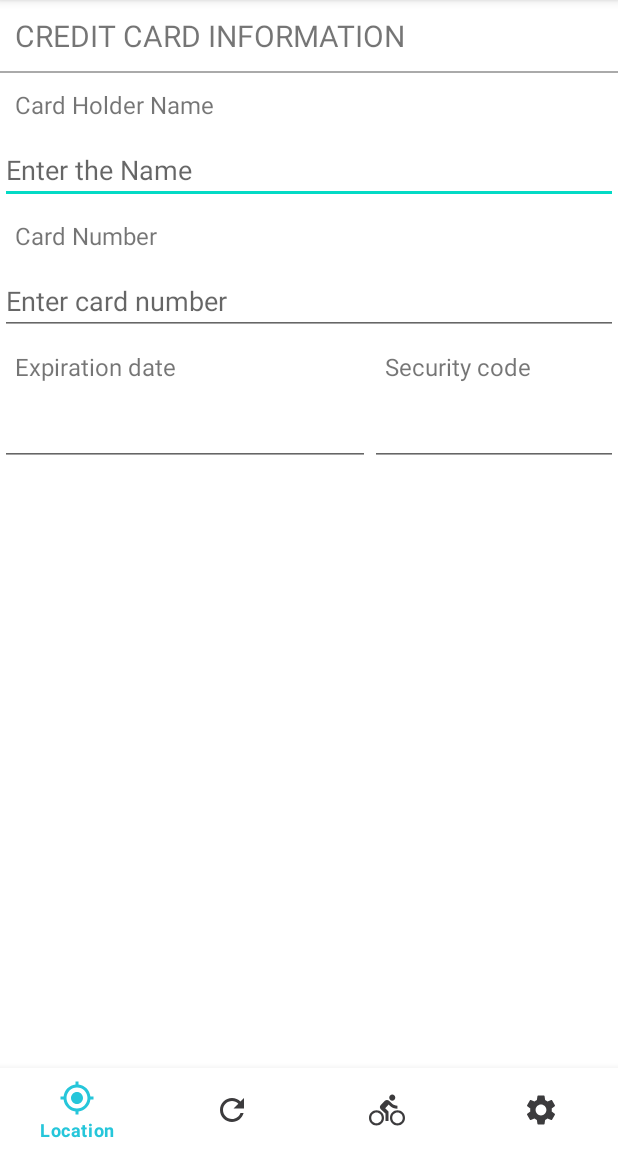
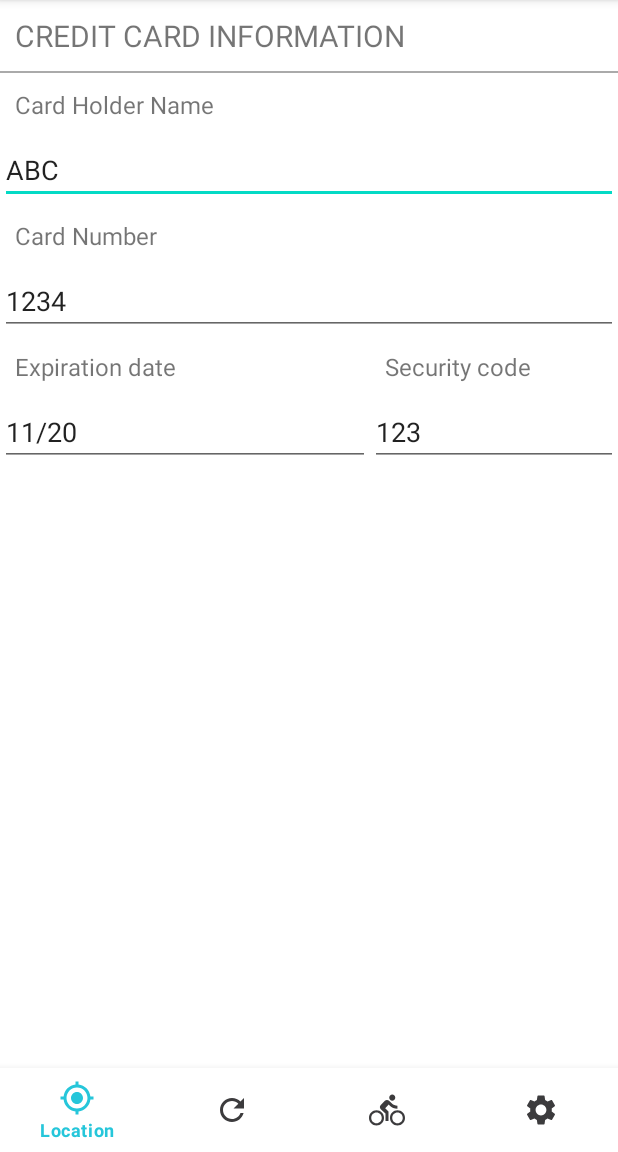
Before and after one commit to engrab/Sayakil, an Android app: the screen it shows after launch once a user with an empty profile is signed in (MainActivity), in the side drawer, after a tap on "Payment Information", on a phone screen of 412 x 824 dp, the part 84-1236 px from its top. Run offline under Robolectric (Android 15) with nearby library versions, the phone set to English and light mode, and no system bars; our stand-ins replace Firebase (no records; nobody signed in at launch, a user with empty details on screens opened directly); libraries missing offline, so code that uses them is left out: com.firebase.ui.

Commit message:
fragment membership work

```diff
--- a/app/src/main/java/com/oman/sayakil/pref/SharedPreferencesManager.java
+++ b/app/src/main/java/com/oman/sayakil/pref/SharedPreferencesManager.java
@@ -20,6 +20,10 @@ public class SharedPreferencesManager {
     private static final String ZIPCODE_KEY = "zipcode";
     private static final String PROVINCCE_KEY = "province";
     private static final String GENDER_KEY = "gender";
+    private static final String CREDIT_CARD_KEY = "card";
+    private static final String EXPIRY_DATE_KEY = "expiry";
+    private static final String SECURITY_CODE_KEY = "scode";
+    private static final String CARD_HOLDER_NAME_KEY = "cardHolder";
 
 
     private SharedPreferences sharedPrefs;
@@ -158,4 +162,45 @@ public class SharedPreferencesManager {
     public int getGender() {
         return sharedPrefs.getInt(GENDER_KEY, 1);
     }
+
+
+    public void setCreditCard(String number) {
+        SharedPreferences.Editor editor = sharedPrefs.edit();
+        editor.putString(CREDIT_CARD_KEY, number);
+        editor.apply();
+    }
+
+    public String getCreditCard() {
+        return sharedPrefs.getString(CREDIT_CARD_KEY, "1234");
+    }
+
+    public void setExpiryDate(String expiryDate) {
+        SharedPreferences.Editor editor = sharedPrefs.edit();
+        editor.putString(EXPIRY_DATE_KEY, expiryDate);
+        editor.apply();
+    }
+
+    public String getExpiryDate() {
+        return sharedPrefs.getString(PROVINCCE_KEY, "11/20");
+    }
+
+    public void setSecurityCode(String securityCode) {
+        SharedPreferences.Editor editor = sharedPrefs.edit();
+        editor.putString(SECURITY_CODE_KEY, securityCode);
+        editor.apply();
+    }
+
+    public String getSecurityCode() {
+        return sharedPrefs.getString(SECURITY_CODE_KEY, "123");
+    }
+
+    public void setCardHolderName(String cardHolderName) {
+        SharedPreferences.Editor editor = sharedPrefs.edit();
+        editor.putString(CARD_HOLDER_NAME_KEY, cardHolderName);
+        editor.apply();
+    }
+
+    public String getCardHolderName() {
+        return sharedPrefs.getString(CARD_HOLDER_NAME_KEY, "ABC");
+    }
 }
--- a/app/src/main/java/com/oman/sayakil/ui/activities/MainActivity.java
+++ b/app/src/main/java/com/oman/sayakil/ui/activities/MainActivity.java
@@ -2,6 +2,7 @@ package com.oman.sayakil.ui.activities;
 
 import android.content.Intent;
 import android.os.Bundle;
+import android.view.Menu;
 import android.view.MenuItem;
 import android.view.View;
 import android.widget.Toast;
@@ -24,6 +25,7 @@ import com.oman.sayakil.ui.drawer_fragments.RentTimerFragment;
 import com.oman.sayakil.ui.drawer_fragments.SettingsFragmentPref;
 import com.oman.sayakil.ui.drawer_fragments.StatisticsFragment;
 import com.oman.sayakil.ui.drawer_fragments.TripsFragment;
+import com.oman.sayakil.ui.fragments.MemberShipFragment;
 
 import androidx.annotation.NonNull;
 import androidx.appcompat.app.ActionBarDrawerToggle;
@@ -64,11 +66,14 @@ public class MainActivity extends AppCompatActivity implements NavigationView.On
     }
 
 
+
+
     @Override
     public boolean onOptionsItemSelected(@NonNull MenuItem item) {
         if (mToggle.onOptionsItemSelected(item)) {
             return true;
         }
+
         return true;
     }
 
@@ -94,6 +99,13 @@ public class MainActivity extends AppCompatActivity implements NavigationView.On
 
                 getSupportFragmentManager().beginTransaction()
                         .replace(R.id.nav_host_fragment, new PaymentInformationFragment())
+                        .commit();
+                break;
+
+            case R.id.nav_member_ship:
+
+                getSupportFragmentManager().beginTransaction()
+                        .replace(R.id.nav_host_fragment, new MemberShipFragment())
                         .commit();
                 break;
 
--- a/app/src/main/java/com/oman/sayakil/ui/activities/ProfileActivity.java
+++ b/app/src/main/java/com/oman/sayakil/ui/activities/ProfileActivity.java
@@ -86,6 +86,7 @@ public class ProfileActivity extends AppCompatActivity {
     public boolean onOptionsItemSelected(@NonNull MenuItem item) {
         if (item.getItemId()==R.id.menu_save){
             setPref();
+            getPref();
             Toast.makeText(this, "Save Information Successfully", Toast.LENGTH_SHORT).show();
         }
         return super.onOptionsItemSelected(item);
@@ -119,6 +120,6 @@ public class ProfileActivity extends AppCompatActivity {
         binding.etLine2.setText(SharedPreferencesManager.getInstance(this).getL2());
         binding.etZip.setText(SharedPreferencesManager.getInstance(this).getZipcode());
         binding.etProvince.setText(SharedPreferencesManager.getInstance(this).getProvince());
-        binding.spGender.setSelection(SharedPreferencesManager.getInstance(this).getGender());
+//        binding.spGender.setSelection(SharedPreferencesManager.getInstance(this).getGender());
         }
 }
--- a/app/src/main/java/com/oman/sayakil/ui/drawer_fragments/PaymentInformationFragment.java
+++ b/app/src/main/java/com/oman/sayakil/ui/drawer_fragments/PaymentInformationFragment.java
@@ -15,6 +15,7 @@ import android.widget.Toast;
 
 import com.oman.sayakil.R;
 import com.oman.sayakil.databinding.FragmentPaymentInformationBinding;
+import com.oman.sayakil.pref.SharedPreferencesManager;
 
 /**
  * A simple {@link Fragment} subclass.
@@ -71,23 +72,40 @@ public class PaymentInformationFragment extends Fragment {
         // Inflate the layout for this fragment
         binding = FragmentPaymentInformationBinding.inflate(getLayoutInflater(), container, false);
         View view = binding.getRoot();
+        readInfo();
         return view;
     }
 
     @Override
     public void onCreateOptionsMenu(@NonNull Menu menu, @NonNull MenuInflater inflater) {
+
         inflater.inflate(R.menu.main_menu, menu);
         super.onCreateOptionsMenu(menu, inflater);
     }
-
-
 
     @Override
     public boolean onOptionsItemSelected(@NonNull MenuItem item) {
         if (item.getItemId() == R.id.menu_save){
             Toast.makeText(getContext(), "Save Information", Toast.LENGTH_SHORT).show();
+            writInfo();
         }
-        return super.onOptionsItemSelected(item);
+        return true;
+    }
+
+    private void writInfo() {
+        SharedPreferencesManager.getInstance(getContext()).setCardHolderName(binding.etCardHolderName.getText().toString());
+        SharedPreferencesManager.getInstance(getContext()).setFirstName(binding.etCardHolderName.getText().toString());
+        SharedPreferencesManager.getInstance(getContext()).setCreditCard(binding.etCardNumber.getText().toString());
+        SharedPreferencesManager.getInstance(getContext()).setSecurityCode(binding.etSecurityCode.getText().toString());
+        SharedPreferencesManager.getInstance(getContext()).setExpiryDate(binding.etExpiryDate.getText().toString());
+    }
+
+    private void readInfo(){
+        binding.etCardHolderName.setText(SharedPreferencesManager.getInstance(getContext()).getCardHolderName());
+        binding.etCardNumber.setText(SharedPreferencesManager.getInstance(getContext()).getCreditCard());
+        binding.etExpiryDate.setText(SharedPreferencesManager.getInstance(getContext()).getExpiryDate());
+        binding.etSecurityCode.setText(SharedPreferencesManager.getInstance(getContext()).getSecurityCode());
+
     }
 
     @Override
--- /dev/null
+++ b/app/src/main/res/drawable/ic_membership.xml
@@ -0,0 +1,9 @@
+<vector xmlns:android="http://schemas.android.com/apk/res/android"
+    android:width="24dp"
+    android:height="24dp"
+    android:viewportWidth="426.667"
+    android:viewportHeight="426.667">
+    <path
+        android:fillColor="#FFFFFF"
+        android:pathData="M384,0H42.667C19.093,0 0,19.093 0,42.667v234.667C0,300.907 19.093,320 42.667,320H128v106.667L213.333,384l85.333,42.667V320H384c23.573,0 42.667,-19.093 42.667,-42.667V42.667C426.667,19.093 407.573,0 384,0zM384,277.333H42.667v-42.667H384V277.333zM384,170.667H42.667v-128H384V170.667z" />
+</vector>
--- a/app/src/main/res/layout/fragment_payment_information.xml
+++ b/app/src/main/res/layout/fragment_payment_information.xml
@@ -16,7 +16,7 @@
     <View
         android:layout_width="match_parent"
         android:layout_height="1dp"
-        android:background="@android:color/darker_gray"/>
+        android:background="@android:color/darker_gray" />
 
     <TextView
         android:layout_width="match_parent"
@@ -26,10 +26,10 @@
         android:textSize="16sp" />
 
     <EditText
+        android:id="@+id/et_card_holder_name"
         android:layout_width="match_parent"
         android:layout_height="wrap_content"
-        android:hint="Enter the Name"
-        android:id="@+id/et_card_holder_name"/>
+        android:hint="Enter the Name" />
 
     <TextView
         android:layout_width="match_parent"
@@ -39,11 +39,11 @@
         android:textSize="16sp" />
 
     <EditText
+        android:id="@+id/et_card_number"
         android:layout_width="match_parent"
         android:layout_height="wrap_content"
         android:hint="Enter card number"
-        android:inputType="number"
-        android:id="@+id/et_card_number"/>
+        android:inputType="number" />
 
     <LinearLayout
         android:layout_width="match_parent"
@@ -51,42 +51,44 @@
         android:orientation="horizontal">
 
         <LinearLayout
-            android:orientation="vertical"
             android:layout_width="0dp"
             android:layout_height="wrap_content"
-            android:layout_weight="3">
+            android:layout_weight="3"
+            android:orientation="vertical">
 
             <TextView
                 android:layout_width="wrap_content"
                 android:layout_height="wrap_content"
-                android:textSize="16sp"
                 android:layout_margin="10dp"
-                android:text="Expiration date"/>
+                android:text="Expiration date"
+                android:textSize="16sp" />
+
             <EditText
+                android:id="@+id/et_expiry_date"
                 android:layout_width="match_parent"
                 android:layout_height="wrap_content"
-                android:inputType="date"
-                android:id="@+id/et_expiry_date"/>
+                android:inputType="date" />
 
         </LinearLayout>
 
         <LinearLayout
-            android:orientation="vertical"
             android:layout_width="0dp"
             android:layout_height="wrap_content"
-            android:layout_weight="2">
+            android:layout_weight="2"
+            android:orientation="vertical">
 
             <TextView
                 android:layout_width="wrap_content"
                 android:layout_height="wrap_content"
-                android:textSize="16sp"
                 android:layout_margin="10dp"
-                android:text="Security code"/>
+                android:text="Security code"
+                android:textSize="16sp" />
+
             <EditText
+                android:id="@+id/et_security_code"
                 android:layout_width="match_parent"
                 android:layout_height="wrap_content"
-                android:inputType="date"
-                android:id="@+id/et_security_code"/>
+                android:inputType="date" />
 
         </LinearLayout>
 
--- a/app/src/main/res/menu/activity_main_drawer.xml
+++ b/app/src/main/res/menu/activity_main_drawer.xml
@@ -17,6 +17,11 @@
             android:id="@+id/nav_payment"
             android:icon="@drawable/ic_baseline_payment_24"
             android:title="@string/menu_payment" />
+
+        <item
+            android:id="@+id/nav_member_ship"
+            android:icon="@drawable/ic_membership"
+            android:title="@string/menu_member" />
         <item
             android:id="@+id/nav_trips"
             android:icon="@drawable/ic_trip"
--- a/app/src/main/res/values/strings.xml
+++ b/app/src/main/res/values/strings.xml
@@ -1180,4 +1180,9 @@
     <string name="stopButtonLabel">Stop</string>
     <string name="credit_card_information">CREDIT CARD INFORMATION</string>
     <string name="menu_profile">Profile</string>
+    <string name="one_day_memeber_ship">This is a One Day Membership for users of Oman Bikeshare network that allows unlimited number of 1 hour rides for a period of 24 hours. Please note rides above 1 hour will incur additional usage charges.</string>
+    <string name="three_day_memeber_ship">This is a Three Day Membership for users of Oman Bikeshare network that allows unlimited number of 1 hour rides for a period of 3 days. Please note rides above 1 hour will incur additional usage charges.</string>
+    <string name="monthly_memeber_ship">Unlimited number of trips , first 60 mintes of each trips are included in monthly membership , after which additional usaage fees apply.</string>
+    <string name="yearly_memeber_ship">Unlimited number of trips , first 60 mintes of each trips are included in yearly membership , after which additional usaage fees apply.</string>
+    <string name="menu_member">Member ship</string>
 </resources>
```
Also changed, not shown: app/src/main/java/com/oman/sayakil/adapters/MemberShipAdapter.java (added, +62 -0 lines), app/src/main/java/com/oman/sayakil/model/MemberModel.java (added, +37 -0 lines), app/src/main/java/com/oman/sayakil/ui/fragments/MemberShipFragment.java (added, +98 -0 lines), app/src/main/res/layout/fragment_member_ship.xml (added, +14 -0 lines), app/src/main/res/layout/item_member_ship.xml (added, +41 -0 lines).
